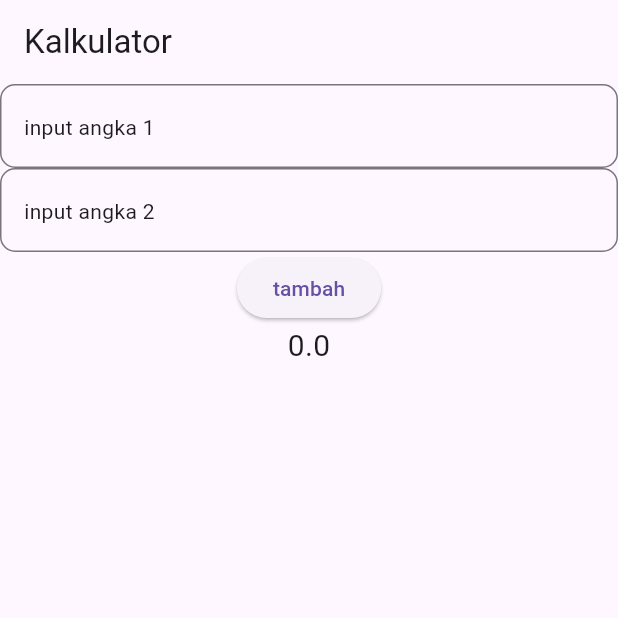
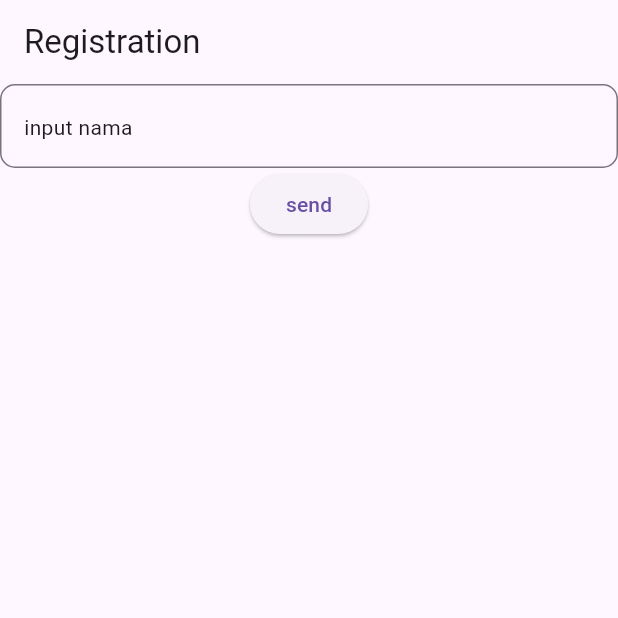
Before and after one commit to AjiSuryawan/belajarflutter11pplg3, a Flutter app: the screen it shows after launch, on a phone screen of 412 x 824 dp, the top half of it. Run offline on Flutter 3.47's test engine with Material 3 defaults, Android fonts, the phone set to English and light mode, and no system bars; our stand-ins replace get.

Commit message:
getx routes

```diff
--- /dev/null
+++ b/lib/controller/confirm_registration_controller.dart
@@ -0,0 +1,14 @@
+import 'package:get/get.dart';
+
+class ConfirmRegistrationController extends GetxController {
+  late String nama;
+
+  @override
+  void onInit() {
+    // TODO: implement onInit
+    super.onInit();
+    final arguments = Get.arguments; // menangkap data dari tampilan sebelumnya
+    nama = arguments['name'];
+    // jenis kelamin dll
+  }
+}
--- /dev/null
+++ b/lib/controller/registration_controller.dart
@@ -0,0 +1,3 @@
+import 'package:get/get.dart';
+
+class RegistrationController extends GetxController {}
--- a/lib/main.dart
+++ b/lib/main.dart
@@ -1,5 +1,6 @@
 import 'package:belajarflutter11pplg3/kalkulator_page.dart';
 import 'package:belajarflutter11pplg3/login_page.dart';
+import 'package:belajarflutter11pplg3/routes.dart';
 import 'package:flutter/material.dart';
 import 'package:get/get.dart';
 
@@ -13,6 +14,10 @@ class MyApp extends StatelessWidget {
   // This widget is the root of your application.
   @override
   Widget build(BuildContext context) {
-    return GetMaterialApp(home: KalkulatorPage());
+    return GetMaterialApp(
+      title: "Belajar Flutter PPLG 3",
+      initialRoute: Routes.registration,
+      getPages: Routes.myPages,
+    );
   }
 }
--- /dev/null
+++ b/lib/pages/registration_page.dart
@@ -0,0 +1,36 @@
+import 'package:belajarflutter11pplg3/components/my_textfield.dart';
+import 'package:belajarflutter11pplg3/routes.dart';
+import 'package:flutter/material.dart';
+import 'package:get/get.dart';
+
+class RegistrationPage extends StatelessWidget {
+  const RegistrationPage({super.key});
+
+  @override
+  Widget build(BuildContext context) {
+    TextEditingController txtNama = TextEditingController();
+
+    return Scaffold(
+      appBar: AppBar(title: Text("Registration")),
+      body: Column(
+        children: [
+          MyTextfield(myHint: "input nama", txtController: txtNama, radius: 10),
+          // lanjutkan dengan form yang lain alamat jenis kelamin dll
+          ElevatedButton(
+            onPressed: () {
+              // pindah tampilan dan mengirim data
+              Get.toNamed(
+                Routes.confirmRegistration,
+                arguments: {
+                  'name': txtNama.text.toString(),
+                  'jenis_kelamin': "laki laki", //dari widget kalian
+                },
+              );
+            },
+            child: Text("send"),
+          ),
+        ],
+      ),
+    );
+  }
+}
--- /dev/null
+++ b/lib/routes.dart
@@ -0,0 +1,17 @@
+import 'package:belajarflutter11pplg3/pages/confirm_registration_page.dart';
+import 'package:belajarflutter11pplg3/pages/registration_page.dart';
+import 'package:get/get.dart';
+
+class Routes {
+  // list pages yang ada di aplikasi
+  static const String registration = "/registration";
+  static const String confirmRegistration = "/confirmRegistration";
+  // dll login , kalkulator
+
+  // kita tampung kedalam array yang akan kita pasang ke main dart
+  static final myPages = [
+    GetPage(name: registration, page: () => RegistrationPage()),
+    GetPage(name: confirmRegistration, page: () => ConfirmRegistrationPage()),
+    // others page here dll
+  ];
+}
```
Also changed, not shown: lib/pages/confirm_registration_page.dart (added, +24 -0 lines).
